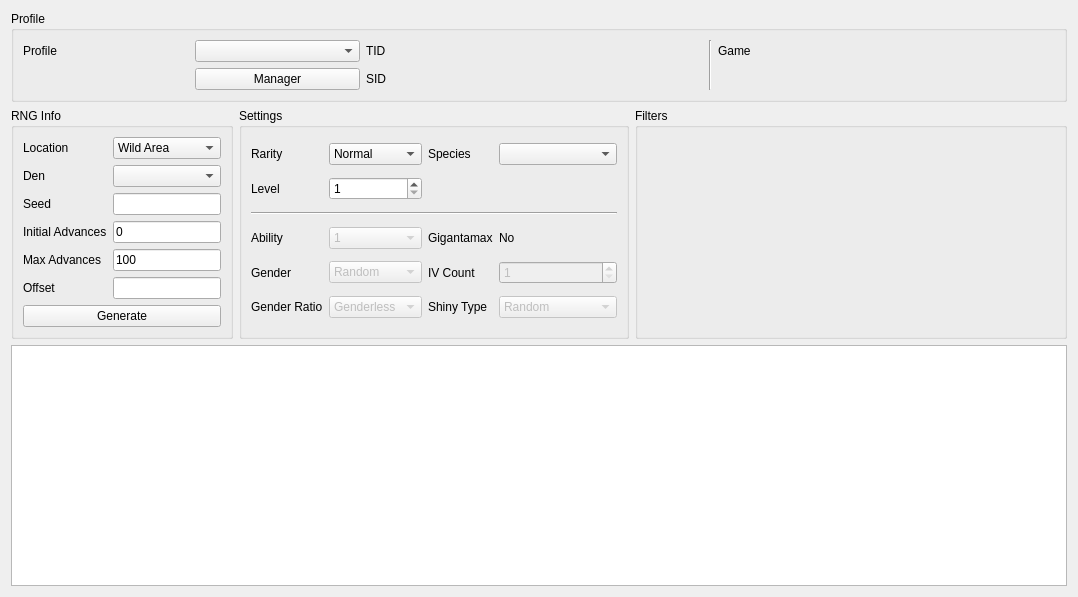
Old version of the form Form/Gen8/Raids.ui in the repository Admiral-Fish/PokeFinder.
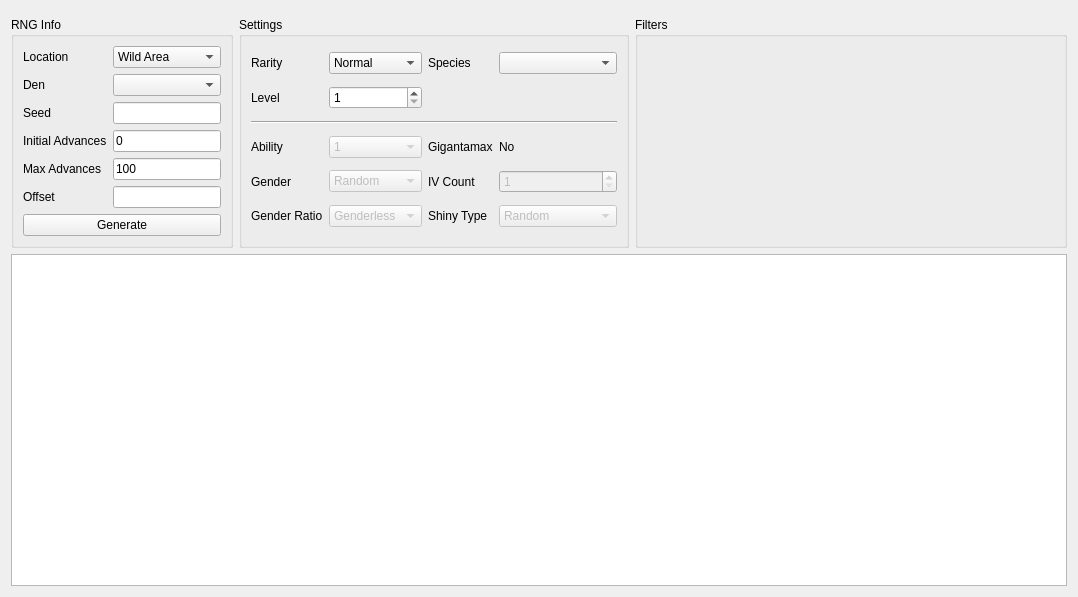
New version of the form. Custom widgets are drawn as their Qt base class.

Commit message: Refactor profile display

Patch:
```diff
--- a/Form/Gen8/Raids.ui
+++ b/Form/Gen8/Raids.ui
@@ -13,68 +13,9 @@
   <property name="windowTitle">
    <string>Gen 8 Raids</string>
   </property>
-  <layout class="QGridLayout" name="gridLayout_2">
+  <layout class="QGridLayout" name="gridLayout">
    <item row="0" column="0" colspan="3">
-    <widget class="QGroupBox" name="groupBoxProfile">
-     <property name="title">
-      <string>Profile</string>
-     </property>
-     <layout class="QGridLayout" name="gridLayout_5">
-      <item row="0" column="0">
-       <widget class="QLabel" name="labelProfile">
-        <property name="text">
-         <string>Profile</string>
-        </property>
-       </widget>
-      </item>
-      <item row="0" column="1">
-       <widget class="QComboBox" name="comboBoxProfiles"/>
-      </item>
-      <item row="1" column="1">
-       <widget class="QPushButton" name="pushButtonProfileManager">
-        <property name="text">
-         <string>Manager</string>
-        </property>
-       </widget>
-      </item>
-      <item row="0" column="2">
-       <widget class="QLabel" name="labelProfileTID">
-        <property name="text">
-         <string>TID</string>
-        </property>
-       </widget>
-      </item>
-      <item row="0" column="3">
-       <widget class="QLabel" name="labelProfileTIDValue"/>
-      </item>
-      <item row="1" column="2">
-       <widget class="QLabel" name="labelProfileSID">
-        <property name="text">
-         <string>SID</string>
-        </property>
-       </widget>
-      </item>
-      <item row="1" column="3">
-       <widget class="QLabel" name="labelProfileSIDValue"/>
-      </item>
-      <item row="0" column="4" rowspan="2">
-       <widget class="Line" name="line">
-        <property name="orientation">
-         <enum>Qt::Orientation::Vertical</enum>
-        </property>
-       </widget>
-      </item>
-      <item row="0" column="5">
-       <widget class="QLabel" name="labelProfileGame">
-        <property name="text">
-         <string>Game</string>
-        </property>
-       </widget>
-      </item>
-      <item row="0" column="6">
-       <widget class="QLabel" name="labelProfileGameValue"/>
-      </item>
-     </layout>
+    <widget class="ProfileDisplay8" name="profileDisplay" native="true">
     </widget>
    </item>
    <item row="1" column="0">
@@ -82,7 +23,7 @@
      <property name="title">
       <string>RNG Info</string>
      </property>
-     <layout class="QGridLayout" name="gridLayout_3">
+     <layout class="QGridLayout" name="gridLayout_1">
       <item row="0" column="0">
        <widget class="QLabel" name="labelLocation">
         <property name="text">
@@ -187,7 +128,7 @@
      <property name="title">
       <string>Settings</string>
      </property>
-     <layout class="QGridLayout" name="gridLayout">
+     <layout class="QGridLayout" name="gridLayout_2">
       <item row="0" column="0">
        <widget class="QLabel" name="labelRarity">
         <property name="text">
@@ -237,7 +178,7 @@
        </widget>
       </item>
       <item row="2" column="0" colspan="4">
-       <widget class="Line" name="line_2">
+       <widget class="Line" name="line">
         <property name="orientation">
          <enum>Qt::Orientation::Horizontal</enum>
         </property>
@@ -442,7 +383,7 @@
      <property name="title">
       <string>Filters</string>
      </property>
-     <layout class="QGridLayout" name="gridLayout_19">
+     <layout class="QGridLayout" name="gridLayout_3">
       <item row="0" column="0" rowspan="2">
        <widget class="Filter" name="filter" native="true"/>
       </item>
@@ -476,6 +417,12 @@
    <header>Form/Controls/Filter.hpp</header>
    <container>1</container>
   </customwidget>
+  <customwidget>
+   <class>ProfileDisplay8</class>
+   <extends>QWidget</extends>
+   <header>Form/Gen8/Profile/ProfileDisplay8.hpp</header>
+   <container>1</container>
+  </customwidget>
  </customwidgets>
  <tabstops>
   <tabstop>comboBoxProfiles</tabstop>
```
Left out of the diff: 2 changed lines with no effect on the pictures. The commit also changes 110 other files.
